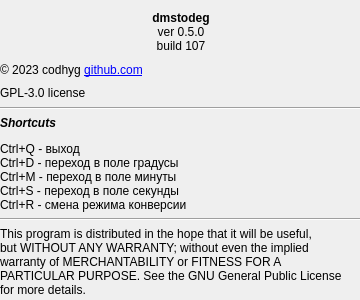
Before: the Qt Designer form src/aboutwindow.ui in codhyg/dmstodeg, drawn with Qt 5.
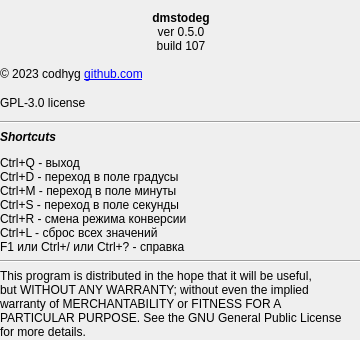
After: the same form once the commit is applied. Icons and pictures are not drawn.

Commit message: upd shortcuts info in about issue29

What changed in the file:
```diff
--- a/src/aboutwindow.ui
+++ b/src/aboutwindow.ui
@@ -7,7 +7,7 @@
     <x>0</x>
     <y>0</y>
     <width>360</width>
-    <height>300</height>
+    <height>340</height>
    </rect>
   </property>
   <property name="sizePolicy">
@@ -19,13 +19,13 @@
   <property name="minimumSize">
    <size>
     <width>360</width>
-    <height>300</height>
+    <height>340</height>
    </size>
   </property>
   <property name="maximumSize">
    <size>
     <width>360</width>
-    <height>400</height>
+    <height>340</height>
    </size>
   </property>
   <property name="font">
@@ -46,7 +46,7 @@
      <x>0</x>
      <y>0</y>
      <width>363</width>
-     <height>305</height>
+     <height>347</height>
     </rect>
    </property>
    <layout class="QVBoxLayout" name="verticalLayout">
@@ -125,7 +125,7 @@
     <item>
      <widget class="QLabel" name="shortcutsLabel">
       <property name="text">
-       <string>&lt;html&gt;&lt;head/&gt;&lt;body&gt;&lt;p&gt;&lt;span style=&quot; font-weight:600; font-style:italic;&quot;&gt;Shortcuts&lt;/span&gt;&lt;/p&gt;&lt;p&gt;Ctrl+Q - выход&lt;br/&gt;Ctrl+D - переход в поле градусы&lt;br/&gt;Ctrl+M - переход в поле минуты&lt;br/&gt;Ctrl+S - переход в поле секунды&lt;br/&gt;Ctrl+R - смена режима конверсии&lt;/p&gt;&lt;/body&gt;&lt;/html&gt;</string>
+       <string>&lt;html&gt;&lt;head/&gt;&lt;body&gt;&lt;p&gt;&lt;span style=&quot; font-weight:600; font-style:italic;&quot;&gt;Shortcuts&lt;/span&gt;&lt;/p&gt;&lt;p&gt;Ctrl+Q - выход&lt;br/&gt;Ctrl+D - переход в поле градусы&lt;br/&gt;Ctrl+M - переход в поле минуты&lt;br/&gt;Ctrl+S - переход в поле секунды&lt;br/&gt;Ctrl+R - смена режима конверсии&lt;br/&gt;Ctrl+L - сброс всех значений&lt;br/&gt;F1 или Ctrl+/ или Ctrl+? - справка &lt;/p&gt;&lt;/body&gt;&lt;/html&gt;</string>
       </property>
      </widget>
     </item>
```
The commit also changes 2 other files.
